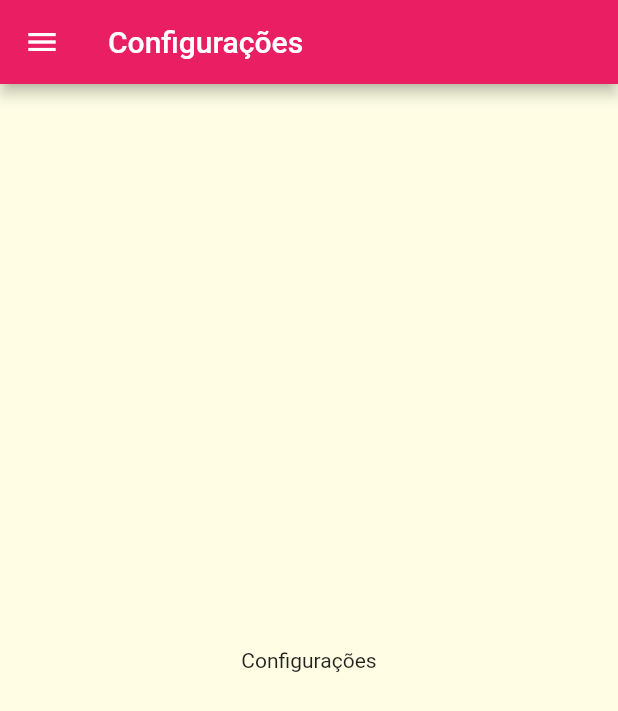
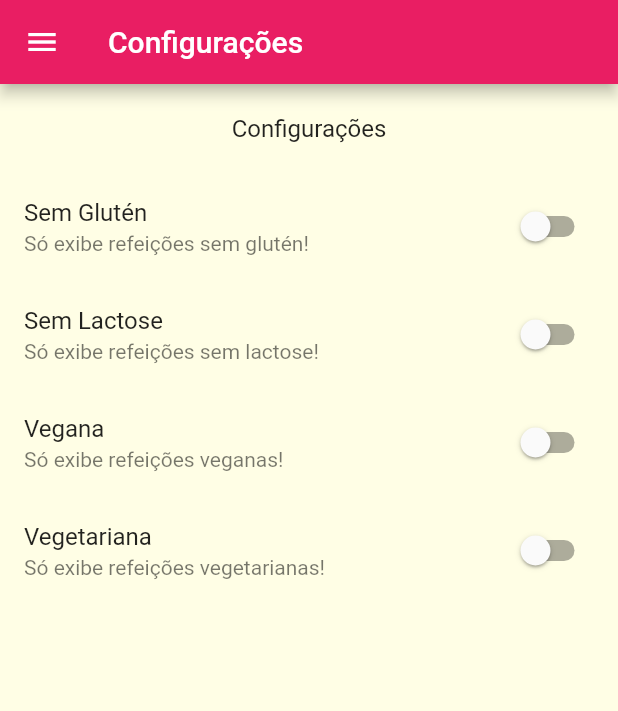
Before and after one commit to iagognunes/receitas_refeicoes, a Flutter app: the SettingsScreen screen opened by its route, on a phone screen of 412 x 824 dp. Shown: the top 711 px of the screen. Run offline on Flutter 3.47's test engine with Material 2 defaults, Android fonts, the phone set to English and light mode, and no system bars; network calls fail.

Commit message:
Update aula 202/203 - Tela de Configurações

```diff
--- /dev/null
+++ b/lib/models/settings.dart
@@ -0,0 +1,13 @@
+class Settings {
+  bool isGlutenFree;
+  bool isLactoseFree;
+  bool isVegan;
+  bool isVegetarian;
+
+  Settings({
+    this.isGlutenFree = false,
+    this.isLactoseFree = false,
+    this.isVegan = false,
+    this.isVegetarian = false,
+  });
+}
--- a/lib/screens/meal_detail_screen.dart
+++ b/lib/screens/meal_detail_screen.dart
@@ -38,6 +38,12 @@
           title: Center(
             child: Text(meal.title),
           ),
+        ),
+        floatingActionButton: FloatingActionButton(
+          child: const Icon(Icons.star),
+          onPressed: () {
+            Navigator.of(context).pop();
+          },
         ),
         body: SingleChildScrollView(
           child: Column(
--- a/lib/screens/settings_screen.dart
+++ b/lib/screens/settings_screen.dart
@@ -1,8 +1,30 @@
 import 'package:flutter/material.dart';
 import 'package:receitas_refeicoes/components/main_drawer.dart';
+import 'package:receitas_refeicoes/models/settings.dart';
 
-class SettingsScreen extends StatelessWidget {
+class SettingsScreen extends StatefulWidget {
   const SettingsScreen({super.key});
+
+  @override
+  State<SettingsScreen> createState() => _SettingsScreenState();
+}
+
+class _SettingsScreenState extends State<SettingsScreen> {
+  var settings = Settings();
+
+  Widget createSwitch(
+    String title,
+    String subtitle,
+    bool value,
+    onChanged,
+  ) {
+    return SwitchListTile(
+      title: Text(title),
+      subtitle: Text(subtitle),
+      value: value,
+      onChanged: onChanged,
+    );
+  }
 
   @override
   Widget build(BuildContext context) {
@@ -11,8 +33,45 @@
         title: const Text('Configurações'),
       ),
       drawer: const MainDrawer(),
-      body: const Center(
-        child: Text('Configurações'),
+      body: Column(
+        children: [
+          Container(
+            padding: const EdgeInsets.all(20),
+            child: Text(
+              'Configurações',
+              style: Theme.of(context).textTheme.titleMedium,
+            ),
+          ),
+          Expanded(
+              child: ListView(
+            children: [
+              createSwitch(
+                'Sem Glutén',
+                'Só exibe refeições sem glutén!',
+                settings.isGlutenFree,
+                (value) => setState(() => settings.isGlutenFree = value),
+              ),
+              createSwitch(
+                'Sem Lactose',
+                'Só exibe refeições sem lactose!',
+                settings.isLactoseFree,
+                (value) => setState(() => settings.isLactoseFree = value),
+              ),
+              createSwitch(
+                'Vegana',
+                'Só exibe refeições veganas!',
+                settings.isVegan,
+                (value) => setState(() => settings.isVegan = value),
+              ),
+              createSwitch(
+                'Vegetariana',
+                'Só exibe refeições vegetarianas!',
+                settings.isVegetarian,
+                (value) => setState(() => settings.isVegetarian = value),
+              ),
+            ],
+          ))
+        ],
       ),
     );
   }
```
Also changed, not shown: lib/components/main_drawer.dart (line endings or trailing spaces).
